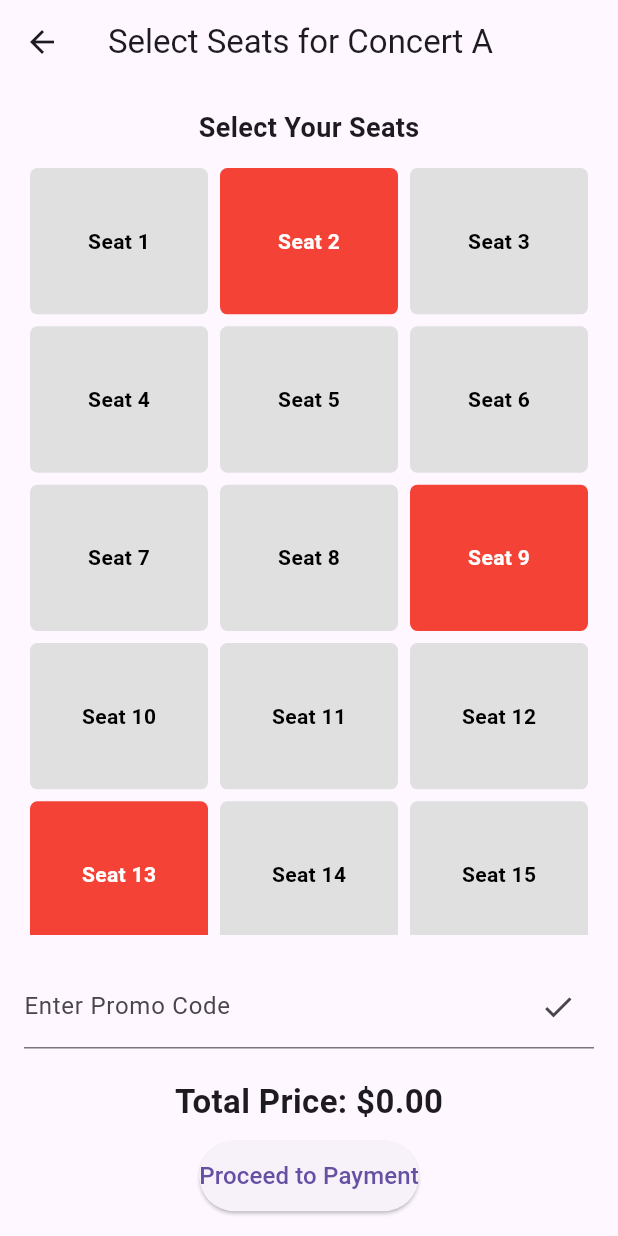
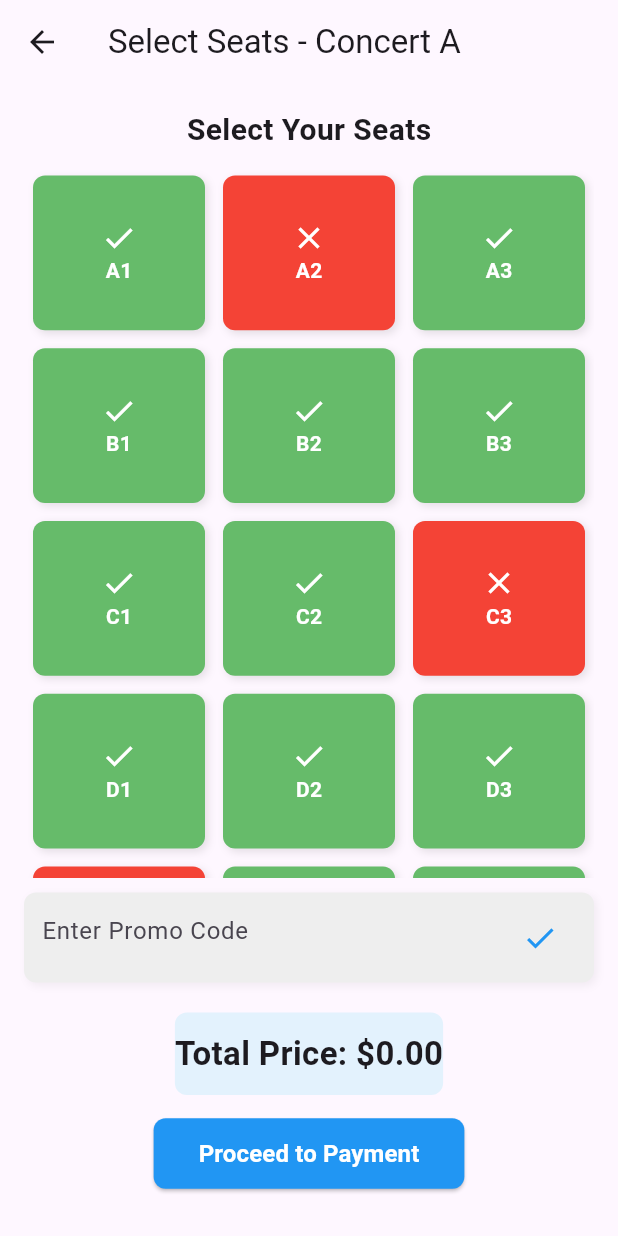
Before and after one commit to B2000513/assignmentbit31, a Flutter app: the SeatSelectionScreen screen opened directly with sample values from the repository, on a phone screen of 412 x 824 dp. Run offline on Flutter 3.47's test engine with Material 3 defaults, Android fonts, the phone set to English and light mode, and no system bars; our stand-ins replace fl_chart, open_file, pdf, qr_flutter; network calls fail.

Commit message:
new project

```diff
--- a/lib/pages/BookingMainScreen.dart
+++ b/lib/pages/BookingMainScreen.dart
@@ -15,7 +15,7 @@ class BookingMainScreen extends StatelessWidget {
   Widget build(BuildContext context) {
     return Scaffold(
       appBar: AppBar(title: const Text("Book Your Event")),
-      drawer: _buildSidebar(context), // 🎯 Sidebar (Drawer)
+      drawer: _buildSidebar(context), //   Sidebar (Drawer)
       body: Padding(
         padding: const EdgeInsets.all(16.0),
         child: ListView.builder(
@@ -25,7 +25,7 @@ class BookingMainScreen extends StatelessWidget {
 
             return GestureDetector(
               onTap: () {
-                // 🎯 Navigate to Event Detail Page
+                //   Navigate to Event Detail Page
                 Navigator.push(
                   context,
                   MaterialPageRoute(
@@ -40,7 +40,7 @@ class BookingMainScreen extends StatelessWidget {
                 child: Column(
                   crossAxisAlignment: CrossAxisAlignment.start,
                   children: [
-                    // 🎯 Event Image
+                    //   Event Image
                     ClipRRect(
                       borderRadius: const BorderRadius.vertical(top: Radius.circular(12)),
                       child: Image.network(
@@ -59,7 +59,7 @@ class BookingMainScreen extends StatelessWidget {
                       ),
                     ),
 
-                    // 🎯 Event Details & Booking Button
+                    //  Event Details & Booking Button
                     Padding(
                       padding: const EdgeInsets.all(12.0),
                       child: Column(
@@ -119,7 +119,7 @@ class BookingMainScreen extends StatelessWidget {
     );
   }
 
-  // 🎯 Sidebar (Drawer) Widget
+  //   Sidebar (Drawer) Widget
   Widget _buildSidebar(BuildContext context) {
     return Drawer(
       child: ListView(
--- a/lib/pages/checkInScreen.dart
+++ b/lib/pages/checkInScreen.dart
@@ -20,7 +20,7 @@ class CheckInScreen extends StatelessWidget {
             ),
             const SizedBox(height: 20),
 
-            // 🎯 Generate QR Code
+            //    Generate QR Code
             QrImageView(
               data: ticketId, // Ticket ID as QR Data
               version: QrVersions.auto,
--- a/lib/pages/checkInSelectionScreen.dart
+++ b/lib/pages/checkInSelectionScreen.dart
@@ -24,7 +24,7 @@ class CheckInSelectionScreen extends StatelessWidget {
               title: Text(event.title, style: const TextStyle(fontWeight: FontWeight.bold)),
               trailing: const Icon(Icons.arrow_forward_ios),
               onTap: () {
-                // 🎯 Navigate to QR Ticket Screen
+                //     Navigate to QR Ticket Screen
                 Navigator.push(
                   context,
                   MaterialPageRoute(
--- a/lib/pages/paymentScreen.dart
+++ b/lib/pages/paymentScreen.dart
@@ -16,7 +16,7 @@ class PaymentScreen extends StatelessWidget {
           children: [
             SizedBox(height: 20),
 
-            // 🎯 Total Amount
+            //       Total Amount
             Text(
               "Total Amount: \$${totalPrice.toStringAsFixed(2)}",
               style: TextStyle(fontSize: 22, fontWeight: FontWeight.bold),
@@ -24,7 +24,7 @@ class PaymentScreen extends StatelessWidget {
 
             SizedBox(height: 20),
 
-            // 🎯 Payment Options
+            //       Payment Options
             Text(
               "Choose Payment Method:",
               style: TextStyle(fontSize: 18, fontWeight: FontWeight.w500),
@@ -63,7 +63,7 @@ class PaymentScreen extends StatelessWidget {
     );
   }
 
-  // 🎯 Mock PayPal Payment Processing
+  //       Mock PayPal Payment Processing
   void _processPayPalPayment(BuildContext context) {
     // Simulate payment processing
     showDialog(
--- a/lib/pages/seatSelection.dart
+++ b/lib/pages/seatSelection.dart
@@ -1,10 +1,10 @@
+import 'package:flutter/material.dart';
 import 'package:assignmentbit31/models/events.dart';
-import 'package:flutter/material.dart';
 import 'paymentScreen.dart';
 import '../models/seats.dart';
 
 class SeatSelectionScreen extends StatefulWidget {
-  final Event event; // 🎯 Accepts Event object
+  final Event event;
 
   const SeatSelectionScreen({super.key, required this.event});
 
@@ -19,32 +19,41 @@ class _SeatSelectionScreenState extends State<SeatSelectionScreen> {
   TextEditingController promoController = TextEditingController();
   double discount = 0.0;
   bool isValidPromo = false;
+  List<String> selectedSeats = [];
 
   @override
   void initState() {
     super.initState();
-
-    // 🎯 Initialize seats based on event
     seats = List.generate(6, (row) => List.generate(3, (col) {
       return Seat(
         row: row,
         col: col,
-        isOccupied: widget.event.seats[row][col].isOccupied, // Load occupied seats
+        isOccupied: widget.event.seats[row][col].isOccupied,
       );
     }));
   }
 
+  String getSeatLabel(int row, int col) {
+    String rowLetter = String.fromCharCode(65 + row); // Converts 0 -> 'A', 1 -> 'B'
+    return "$rowLetter${col + 1}"; // A1, A2, B1, etc.
+  }
+
   void toggleSeat(int row, int col) {
-    if (seats[row][col].isOccupied) return; // ❌ Prevent selecting occupied seats
+    if (seats[row][col].isOccupied) return;
+
     setState(() {
-      seats[row][col].isOccupied = !seats[row][col].isOccupied;
+      String seatLabel = getSeatLabel(row, col);
+      if (selectedSeats.contains(seatLabel)) {
+        selectedSeats.remove(seatLabel);
+      } else {
+        selectedSeats.add(seatLabel);
+      }
       calculateTotal();
     });
   }
 
   void calculateTotal() {
-    int selectedSeats = seats.expand((row) => row).where((seat) => seat.isOccupied).length;
-    totalPrice = selectedSeats * seatPrice * (1 - discount);
+    totalPrice = selectedSeats.length * seatPrice * (1 - discount);
   }
 
   void applyPromoCode() {
@@ -65,6 +74,13 @@ class _SeatSelectionScreenState extends State<SeatSelectionScreen> {
   }
 
   void proceedToPayment() async {
+    if (selectedSeats.isEmpty) {
+      ScaffoldMessenger.of(context).showSnackBar(
+        const SnackBar(content: Text("Please select at least one seat!")),
+      );
+      return;
+    }
+
     final paymentSuccess = await Navigator.push(
       context,
       MaterialPageRoute(
@@ -73,15 +89,14 @@ class _SeatSelectionScreenState extends State<SeatSelectionScreen> {
     );
 
     if (paymentSuccess == true) {
-      // 🎯 Confirm booking by marking seats as occupied
+      // ✅ **Only after payment, mark seats as occupied**
       setState(() {
-        for (var row in seats) {
-          for (var seat in row) {
-            if (seat.isOccupied) {
-              widget.event.seats[seat.row][seat.col].isOccupied = true;
+        for (var seatLabel in selectedSeats) {
+          int row = seatLabel.codeUnitAt(0) - 65; // Convert 'A' -> 0, 'B' -> 1
+          int col = int.parse(seatLabel.substring(1)) - 1; // Convert '1' -> 0
+          seats[row][col].isOccupied = true;
         }
-          }
-        }
+        selectedSeats.clear(); // Clear selection after booking
       });
 
       ScaffoldMessenger.of(context).showSnackBar(
@@ -93,44 +108,67 @@ class _SeatSelectionScreenState extends State<SeatSelectionScreen> {
   @override
   Widget build(BuildContext context) {
     return Scaffold(
-      appBar: AppBar(title: Text("Select Seats for ${widget.event.title}")),
+      appBar: AppBar(title: Text("Select Seats - ${widget.event.title}")),
       body: Padding(
         padding: const EdgeInsets.all(16.0),
         child: Column(
           crossAxisAlignment: CrossAxisAlignment.center,
           children: [
-            Text("Select Your Seats", style: const TextStyle(fontSize: 18, fontWeight: FontWeight.bold)),
+            Text("Select Your Seats",
+                style: const TextStyle(fontSize: 20, fontWeight: FontWeight.bold)),
             const SizedBox(height: 10),
 
-            // 🎯 Scrollable Seat Grid
             Expanded(
               child: SingleChildScrollView(
                 child: GridView.builder(
                   shrinkWrap: true,
-                  physics: const NeverScrollableScrollPhysics(), // Prevent nested scrolling
+                  physics: const NeverScrollableScrollPhysics(),
                   itemCount: 6 * 3,
                   gridDelegate: const SliverGridDelegateWithFixedCrossAxisCount(
                     crossAxisCount: 3,
-                    childAspectRatio: 1.2,
+                    childAspectRatio: 1.1,
                   ),
                   itemBuilder: (context, index) {
                     int row = index ~/ 3;
                     int col = index % 3;
+                    bool isOccupied = seats[row][col].isOccupied;
+                    String seatLabel = getSeatLabel(row, col);
+
                     return GestureDetector(
                       onTap: () => toggleSeat(row, col),
                       child: Container(
-                        margin: const EdgeInsets.all(4),
+                        margin: const EdgeInsets.all(6),
                         decoration: BoxDecoration(
-                          color: seats[row][col].isOccupied ? Colors.red : Colors.grey[300],
-                          borderRadius: BorderRadius.circular(5),
+                          color: isOccupied
+                              ? Colors.red
+                              : (selectedSeats.contains(seatLabel) ? Colors.orange : Colors.green[400]),
+                          borderRadius: BorderRadius.circular(8),
+                          boxShadow: [
+                            BoxShadow(
+                              color: Colors.black.withOpacity(0.1),
+                              blurRadius: 4,
+                              offset: const Offset(2, 2),
+                            )
+                          ],
                         ),
                         child: Center(
-                          child: Text(
-                            "Seat ${index + 1}",
-                            style: TextStyle(
+                          child: Column(
+                            mainAxisAlignment: MainAxisAlignment.center,
+                            children: [
+                              Icon(
+                                isOccupied
+                                    ? Icons.close
+                                    : (selectedSeats.contains(seatLabel) ? Icons.check_circle : Icons.check),
+                                color: Colors.white,
+                              ),
+                              Text(
+                                seatLabel,
+                                style: const TextStyle(
                                   fontWeight: FontWeight.bold,
-                              color: seats[row][col].isOccupied ? Colors.white : Colors.black,
+                                  color: Colors.white,
                                 ),
+                              ),
+                            ],
                           ),
                         ),
                       ),
@@ -140,35 +178,84 @@ class _SeatSelectionScreenState extends State<SeatSelectionScreen> {
               ),
             ),
 
-            const SizedBox(height: 20),
+            const SizedBox(height: 10),
 
-            // 🎯 Promo Code Input
-            TextField(
+            if (selectedSeats.isNotEmpty)
+              Column(
+                children: [
+                  const Text(
+                    "Selected Seats:",
+                    style: TextStyle(fontSize: 16, fontWeight: FontWeight.bold),
+                  ),
+                  Text(
+                    selectedSeats.join(", "),
+                    style: const TextStyle(fontSize: 16, color: Colors.blue),
+                  ),
+                  const SizedBox(height: 10),
+                ],
+              ),
+
+            Container(
+              padding: const EdgeInsets.symmetric(horizontal: 12, vertical: 6),
+              decoration: BoxDecoration(
+                color: Colors.grey[200],
+                borderRadius: BorderRadius.circular(8),
+                boxShadow: [
+                  BoxShadow(
+                    color: Colors.black.withOpacity(0.05),
+                    blurRadius: 4,
+                    offset: const Offset(2, 2),
+                  )
+                ],
+              ),
+              child: TextField(
                 controller: promoController,
                 decoration: InputDecoration(
-                labelText: "Enter Promo Code",
+                  hintText: "Enter Promo Code",
+                  border: InputBorder.none,
                   suffixIcon: IconButton(
-                  icon: const Icon(Icons.check),
+                    icon: const Icon(Icons.check, color: Colors.blue),
                     onPressed: applyPromoCode,
                   ),
                 ),
               ),
+            ),
+
             const SizedBox(height: 10),
 
             if (isValidPromo)
-              Text("Promo Applied: ${discount * 100}% off!", style: const TextStyle(color: Colors.green, fontWeight: FontWeight.bold)),
+              Text(
+                "Promo Applied: ${discount * 100}% off!",
+                style: const TextStyle(color: Colors.green, fontWeight: FontWeight.bold),
+              ),
             const SizedBox(height: 10),
 
-            // 🎯 Total Price Display
-            Text("Total Price: \$${totalPrice.toStringAsFixed(2)}", style: const TextStyle(fontSize: 22, fontWeight: FontWeight.bold)),
-            const SizedBox(height: 10),
+            Container(
+              padding: const EdgeInsets.symmetric(vertical: 12),
+              decoration: BoxDecoration(
+                color: Colors.blue[50],
+                borderRadius: BorderRadius.circular(8),
+              ),
+              child: Text(
+                "Total Price: \$${totalPrice.toStringAsFixed(2)}",
+                style: const TextStyle(fontSize: 22, fontWeight: FontWeight.bold),
+              ),
+            ),
+            const SizedBox(height: 15),
 
-            // 🎯 Proceed Button
             ElevatedButton(
               onPressed: proceedToPayment,
-              style: ElevatedButton.styleFrom(padding: const EdgeInsets.symmetric(vertical: 12)),
-              child: const Text("Proceed to Payment", style: TextStyle(fontSize: 16)),
+              style: ElevatedButton.styleFrom(
+                padding: const EdgeInsets.symmetric(vertical: 12, horizontal: 30),
+                backgroundColor: Colors.blue,
+                shape: RoundedRectangleBorder(borderRadius: BorderRadius.circular(8)),
               ),
+              child: const Text(
+                "Proceed to Payment",
+                style: TextStyle(fontSize: 16, fontWeight: FontWeight.bold, color: Colors.white),
+              ),
+            ),
+            const SizedBox(height: 15),
           ],
         ),
       ),
```
Also changed, not shown: lib/pages/eventDetailPage.dart (+4 -4 lines). Lines whose indentation alone changed are shown as unchanged.
